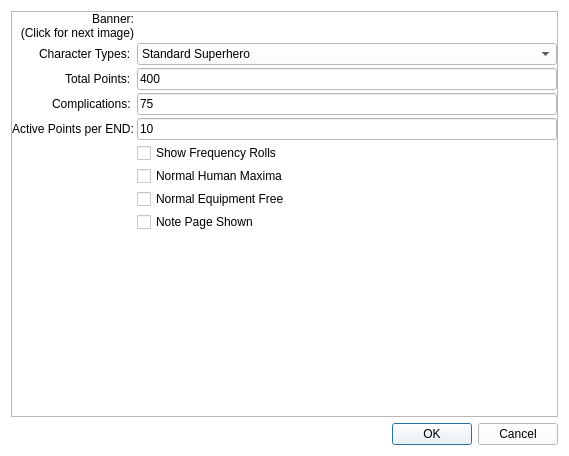
Qt form optiondialog.ui (ldraconus/HSCCU) before a commit.
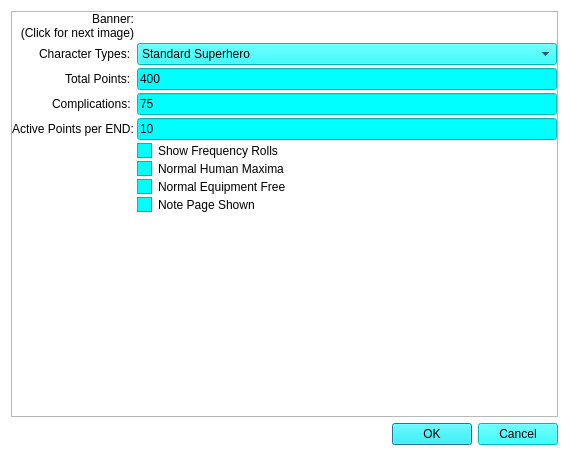
The same form after that commit. Icons and pictures are not drawn.

Patch:
```diff
--- a/optiondialog.ui
+++ b/optiondialog.ui
@@ -156,11 +156,20 @@
              </size>
             </property>
             <property name="styleSheet">
-             <string notr="true">QComboBox { color: #000; background: #fff; }
+             <string notr="true">QComboBox { color: black; background: cyan; }
 QComboBox QAbstractItemView {
-    color: #000;
-    background-color: #fff;
-}</string>
+    color: black;
+    background-color: cyan;
+}
+QComboBox QAbstractItemView::item:selected {
+    color: black;
+    background-color: white;
+}
+QComboBox QAbstractItemView:disabled {
+    color: gray;
+    background-color: black;
+}
+</string>
             </property>
             <property name="currentIndex">
              <number>7</number>
@@ -243,7 +252,7 @@
           <item row="5" column="1">
            <widget class="QLineEdit" name="totalPointsLineEdit">
             <property name="styleSheet">
-             <string notr="true">QLineEdit { color: #000; background: #fff; }</string>
+             <string notr="true">QLineEdit { color: balck; background: cyan; }</string>
             </property>
             <property name="text">
              <string>400</string>
@@ -263,7 +272,7 @@
           <item row="6" column="1">
            <widget class="QLineEdit" name="complicationsLineEdit">
             <property name="styleSheet">
-             <string notr="true">QLineEdit { color: #000; background: #fff; }</string>
+             <string notr="true">QLineEdit { color: black; background: cyan; }</string>
             </property>
             <property name="text">
              <string>75</string>
@@ -283,7 +292,7 @@
           <item row="7" column="1">
            <widget class="QLineEdit" name="activePointsPerEND">
             <property name="styleSheet">
-             <string notr="true">QLineEdit { color: #000; background: #fff; }</string>
+             <string notr="true">QLineEdit { color: black; background: cyan; }</string>
             </property>
             <property name="text">
              <string>10</string>
@@ -293,7 +302,22 @@
           <item row="8" column="1">
            <widget class="QCheckBox" name="showFrequencyRolls">
             <property name="styleSheet">
-             <string notr="true">QCheckBox { color: #000; background: #fff; }</string>
+             <string notr="true">QCheckBox {
+                      color: black; 
+                      background: white; 
+                    } 
+                    QCheckBox::indicator {
+                      width: 13px;
+                      height: 13px;
+                      border: 1px solid gray; 
+                      color: black;
+                      background: cyan;
+                    } 
+                    QCheckBox::indicator:checked {
+                      border: 1px solid gray; 
+                      image: url(:/icons/Check.png); 
+                      background: cyan;
+                    }</string>
             </property>
             <property name="text">
              <string>Show Frequency Rolls</string>
@@ -303,7 +327,22 @@
           <item row="9" column="1">
            <widget class="QCheckBox" name="normalHumanMaxima">
             <property name="styleSheet">
-             <string notr="true">QCheckBox { color: #000; background: #fff; }</string>
+             <string notr="true">QCheckBox {
+                      color: black; 
+                      background: white; 
+                    } 
+                    QCheckBox::indicator {
+                      width: 13px;
+                      height: 13px;
+                      border: 1px solid gray; 
+                      color: black;
+                      background: cyan;
+                    } 
+                    QCheckBox::indicator:checked {
+                      border: 1px solid gray; 
+                      image: url(:/icons/Check.png); 
+                      background: cyan;
+                    }</string>
             </property>
             <property name="text">
              <string>Normal Human Maxima</string>
@@ -313,7 +352,22 @@
           <item row="10" column="1">
            <widget class="QCheckBox" name="equipmentFree">
             <property name="styleSheet">
-             <string notr="true">QCheckBox { color: #000; background: #fff; }</string>
+             <string notr="true">QCheckBox {
+                      color: black; 
+                      background: white; 
+                    } 
+                    QCheckBox::indicator {
+                      width: 13px;
+                      height: 13px;
+                      border: 1px solid gray; 
+                      color: black;
+                      background: cyan;
+                    } 
+                    QCheckBox::indicator:checked {
+                      border: 1px solid gray; 
+                      image: url(:/icons/Check.png); 
+                      background: cyan;
+                    }</string>
             </property>
             <property name="text">
              <string>Normal Equipment Free</string>
@@ -323,7 +377,22 @@
           <item row="11" column="1">
            <widget class="QCheckBox" name="notePageShown">
             <property name="styleSheet">
-             <string notr="true">QCheckBox { color: #000; background: #fff; }</string>
+             <string notr="true">QCheckBox {
+                      color: black; 
+                      background: white; 
+                    } 
+                    QCheckBox::indicator {
+                      width: 13px;
+                      height: 13px;
+                      border: 1px solid gray; 
+                      color: black;
+                      background: cyan;
+                    } 
+                    QCheckBox::indicator:checked {
+                      border: 1px solid gray; 
+                      image: url(:/icons/Check.png); 
+                      background: cyan;
+                    }</string>
             </property>
             <property name="text">
              <string>Note Page Shown</string>
@@ -353,7 +422,13 @@
    <item>
     <widget class="QDialogButtonBox" name="buttonBox">
      <property name="styleSheet">
-      <string notr="true">color: #000; background: #fff;</string>
+      <string notr="true">QDialogButtonBox QPushButton {
+   color: black;
+   background: cyan;
+}
+QDialogButtonBox QPushButton:disabled {
+   color: gray;
+}</string>
      </property>
      <property name="orientation">
       <enum>Qt::Orientation::Horizontal</enum>
```
Left out of the diff: 6 changed lines with no effect on the pictures.
